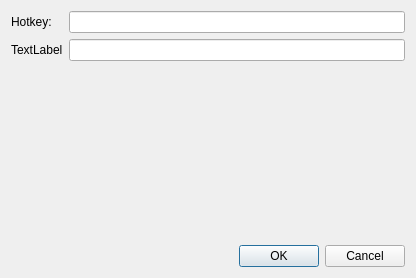
Old version of the form ui_hotkey.ui in the repository jschmer/PyMangaReader.
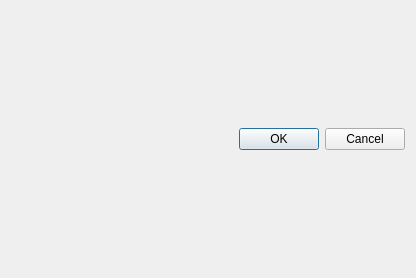
New version of the form.

Commit message: hotkey edit that can handle keyboard shortcuts

```diff
--- a/ui_hotkey.ui
+++ b/ui_hotkey.ui
@@ -16,26 +16,9 @@
   <layout class="QVBoxLayout" name="verticalLayout_2">
    <item>
     <layout class="QFormLayout" name="formLayout">
-     <item row="0" column="0">
-      <widget class="QLabel" name="label">
-       <property name="text">
-        <string>Hotkey:</string>
-       </property>
-      </widget>
-     </item>
-     <item row="0" column="1">
-      <widget class="QLineEdit" name="edit_hotkey"/>
-     </item>
-     <item row="1" column="0">
-      <widget class="QLabel" name="label_2">
-       <property name="text">
-        <string>TextLabel</string>
-       </property>
-      </widget>
-     </item>
-     <item row="1" column="1">
-      <widget class="QLineEdit" name="edit_hotkey2"/>
-     </item>
+     <property name="fieldGrowthPolicy">
+      <enum>QFormLayout::AllNonFixedFieldsGrow</enum>
+     </property>
     </layout>
    </item>
    <item>
```
The commit also changes 1 other file.
